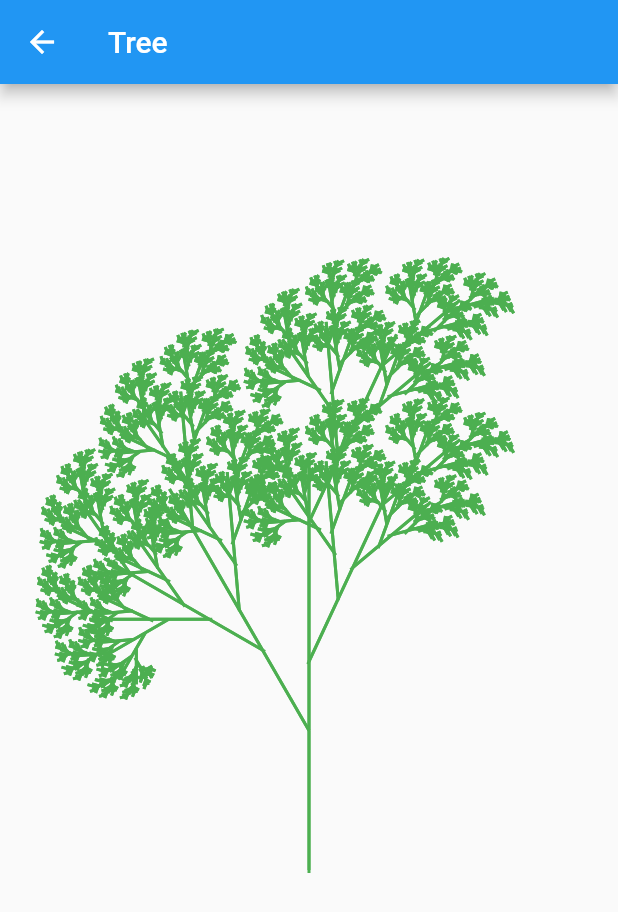
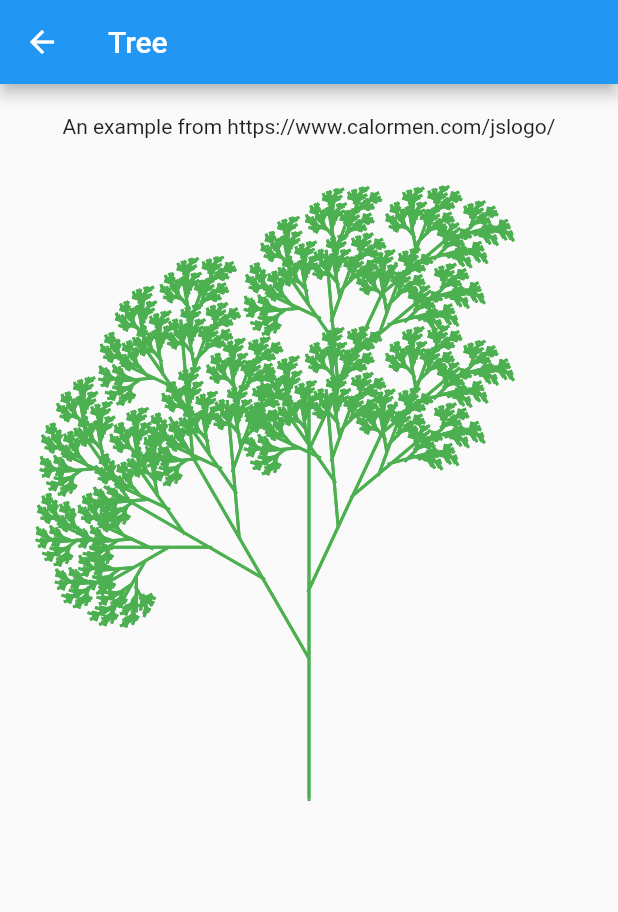
Before and after one commit to zonble/flutter_turtle, a Flutter app: the screen it shows after launch, after a tap on "Tree", on a phone screen of 412 x 824 dp. Shown: the top 912 px of the screen. Run offline on Flutter 3.47's test engine with Material 2 defaults, Android fonts, the phone set to English and light mode, and no system bars.

Commit message:
Updates documentation.

```diff
--- a/example/lib/pages/tree_page.dart
+++ b/example/lib/pages/tree_page.dart
@@ -7,13 +7,22 @@ class TreePage extends StatelessWidget {
   Widget build(BuildContext context) {
     return Scaffold(
       appBar: AppBar(title: Text('Tree')),
-      body: TurtleView(
-        child: Container(),
+      body: SingleChildScrollView(
+        child: Column(
+          crossAxisAlignment: CrossAxisAlignment.center,
+          children: <Widget>[
+            SizedBox(height: 20),
+            Text('An example from https://www.calormen.com/jslogo/'),
+            TurtleView(
+              child: Container(
+                width: double.infinity,
+                height: 600,
+              ),
               commands: [
                 SetMacro('tree', [
                   IfElse((_) => _['size'] < 5.0, [
                     Forward((_) => _['size']),
-              Backward((_) => _['size']),
+                    Back((_) => _['size']),
                     Stop(),
                   ], [
                     Forward((_) => (_['size'] ~/ 3).toDouble()),
@@ -38,16 +47,19 @@ class TreePage extends StatelessWidget {
                     ),
                     Left((_) => 25.0),
                     Forward((_) => (_['size'] ~/ 6).toDouble()),
-              Backward((_) => _['size'])
+                    Back((_) => _['size'])
                   ])
                 ]),
-          Backward((_) => 140.0),
+                Back((_) => 140.0),
                 PenDown(),
                 SetColor((_) => Colors.green),
                 RunMacro('tree', (_) => {'size': 280.0}),
                 PenUp(),
               ],
             ),
+          ],
+        ),
+      ),
     );
   }
 }
--- a/lib/src/turtle_commands.dart
+++ b/lib/src/turtle_commands.dart
@@ -9,12 +9,12 @@ _angleToRadians(double angle) => angle / 180 * math.pi;
 
 /// Moves backward.
 @immutable
-class Backward implements TurtleCommand<void> {
+class Back implements TurtleCommand<void> {
   /// The distance in points.
   final double Function(Map) distance;
 
   /// Creates a new instance.
-  Backward(this.distance);
+  Back(this.distance);
 
   @override
   void exec(TurtleContext context, Map argv) =>
@@ -212,12 +212,8 @@ class RunMacro implements TurtleCommand<void> {
 
     var arg = this.macroArgv(argv);
     try {
-      macro.commands.forEach((command) {
-        return command.exec(context, arg);
-      });
-    } catch (error) {
-//      print('macro error $error');
-    }
+      macro.commands.forEach((command) => command.exec(context, arg));
+    } on StopException catch (_) {}
 
     context.paint.strokeWidth = width;
     context.paint.color = color;
@@ -272,12 +268,13 @@ class SetStrokeWidth implements TurtleCommand<void> {
       context.paint.strokeWidth = width(argv);
 }
 
+class StopException implements Exception {}
+
 /// Stops drawing.
 @immutable
 class Stop implements TurtleCommand<void> {
   @override
-  void exec(TurtleContext context, Map argv) =>
-      throw Exception('Stop executing.');
+  void exec(TurtleContext context, Map argv) => throw StopException();
 }
 
 /// An abstract interface for all commands.
--- a/lib/src/turtle_state.dart
+++ b/lib/src/turtle_state.dart
@@ -16,7 +16,7 @@ class TurtleState {
   /// If the pen is down.
   ///
   /// Or, if we should paint a line instead of merely moves the [position] of
-  /// the turtle while calling commands like [Forward], [Backward], [GoTo]
+  /// the turtle while calling commands like [Forward], [Back], [GoTo]
   /// and so on.
   bool isPenDown = false;
 
--- a/lib/src/turtle_view.dart
+++ b/lib/src/turtle_view.dart
@@ -16,11 +16,7 @@ class _TurtlePainter extends CustomPainter {
         ..color = Colors.black
         ..strokeWidth = 2)
       ..center = Offset(size.width / 2, size.height / 2);
-    try {
-      commands.forEach((command) => command.exec(context, {}));
-    } catch (error) {
-//      print(error);
-    }
+    commands.forEach((command) => command.exec(context, {}));
   }
 
   @override
```
Also changed, not shown: example/lib/pages/logo_page.dart (+19 -2 lines), 1 other file. Lines whose indentation alone changed are shown as unchanged.
